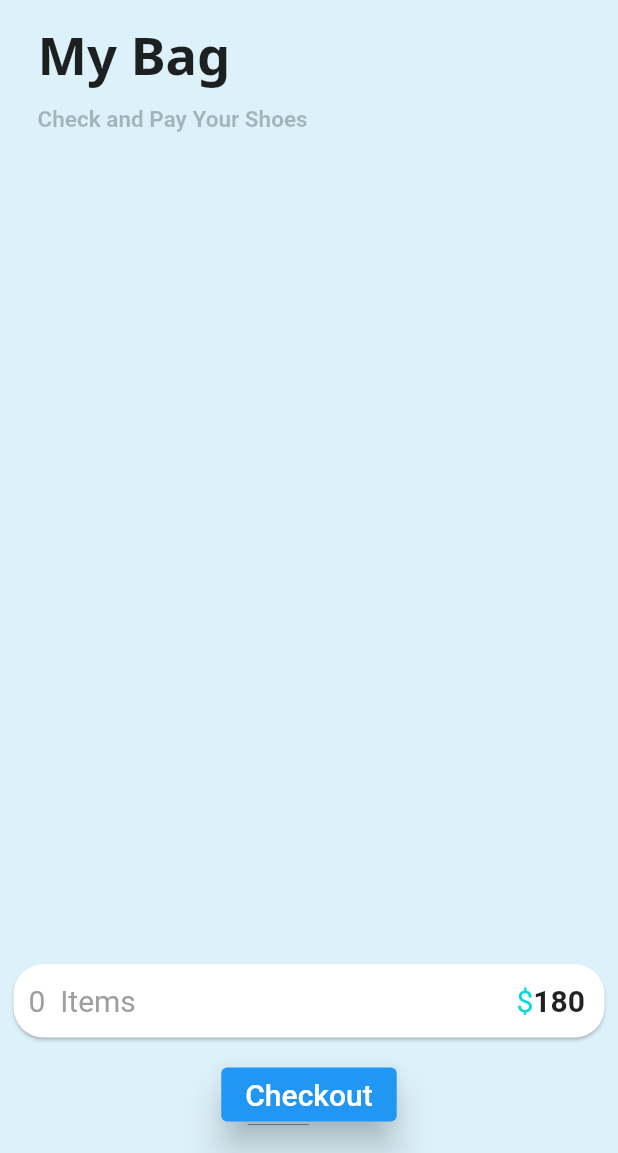
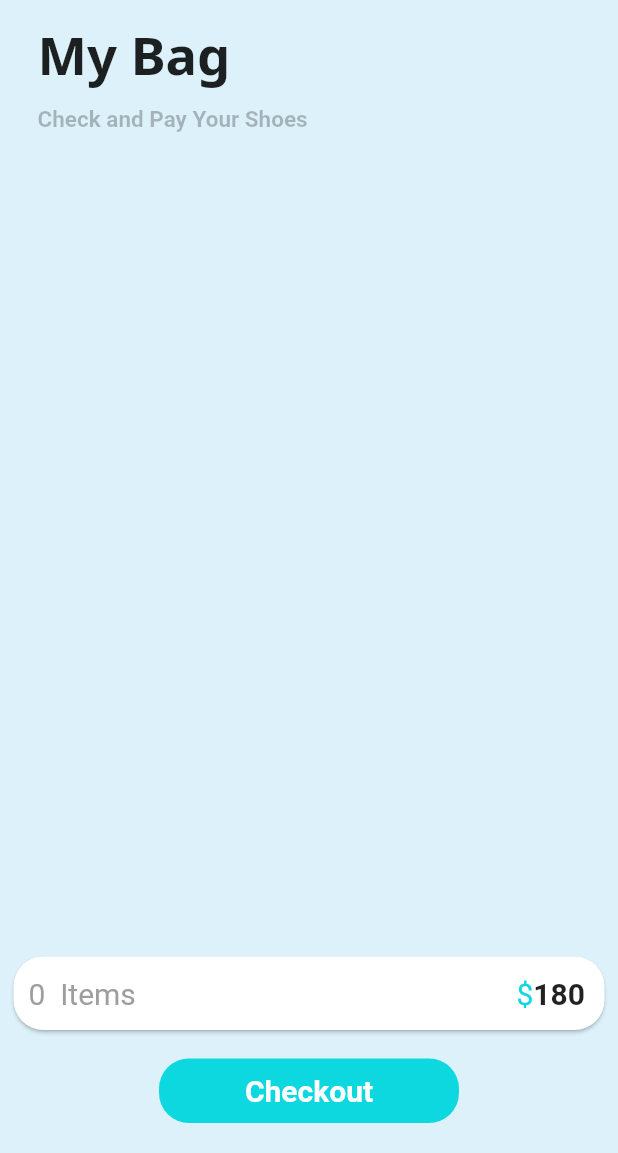
Before and after one commit to LilaKishan/Flutter_UI, a Flutter app: the CartPage screen opened directly, on a phone screen of 412 x 824 dp, the part 83-1236 px from its top. Run offline on Flutter 3.47's test engine with Material 2 defaults, Android fonts, the phone set to English and light mode, and no system bars; network calls fail.

Commit message:
last commit
Co-authored-by: LilaKishan <kishanlila888@gmail.com>

```diff
--- a/lib/cart_page.dart
+++ b/lib/cart_page.dart
@@ -162,15 +162,24 @@ class _CartPageState extends State<CartPage> {
                       )),
                   Container(
                     margin: EdgeInsets.fromLTRB(0, 10, 0, 10),
-                    child: ElevatedButton(
-                      style:
-                          ButtonStyle(elevation: MaterialStateProperty.all(10)),
-                      onPressed: () {},
-                      child: Text('Checkout',
+                    child: InkWell(
+                      child: Container(
+                        alignment: Alignment.center,
+                        padding: EdgeInsets.all(10),
+                        width: 200,
+                        decoration: BoxDecoration(
+                          borderRadius: BorderRadius.circular(20),
+                          color: Color.fromARGB(255, 13, 216, 223),
+                        ),
+                        margin: EdgeInsets.fromLTRB(20, 5, 20, 5),
+                        child: Text(
+                          'Checkout',
                           style: TextStyle(
-                            fontSize: 20,
-                            //fontFamily: 'NotoSans',
-                          )),
+                              fontSize: 20,
+                              fontWeight: FontWeight.w600,
+                              color: Colors.white),
+                        ),
+                      ),
                     ),
                   ),
                 ],
@@ -336,10 +345,11 @@ class _CartPageState extends State<CartPage> {
                             child: Container(
                               //width: 20,
 
-                              margin: EdgeInsets.only(right: 10),
+                              //margin: EdgeInsets.fromLTRB(3, 2, 2, 10),
                               child: Image.asset(
                                 fit: BoxFit.fill,
-                                height: 60,
+                                height: 100,
+                                width: 120,
                                 alignment: AlignmentDirectional.topStart,
                                 imagepath[index],
                               ),
--- a/lib/main.dart
+++ b/lib/main.dart
@@ -1,5 +1,6 @@
 import 'package:flutter/material.dart';
 import 'package:shoping/bottomnavigationbar.dart';
+import 'package:shoping/splash_screen.dart';
 
 void main() {
   runApp(const MyApp());
@@ -26,7 +27,7 @@ class MyApp extends StatelessWidget {
         // is not restarted.
         primarySwatch: Colors.blue,
       ),
-      home: BottomNavigationBarPage(),
+      home: SplashScreen(),
     );
   }
 }
--- a/pubspec.yaml
+++ b/pubspec.yaml
@@ -61,12 +61,12 @@ flutter:
 
   # To add assets to your application, add an assets section, like this:
   assets:
-    - assets/images/gs2.jpg
     - assets/images/1.png
     - assets/images/2.png
     - assets/images/3.png
     - assets/images/4.png
     - assets/images/menu.png
+    - assets/images/ss.gif
 
     # - images/getstarted.jpg
 
```
Also changed, not shown: lib/description_page.dart (+12 -9 lines), lib/first_page.dart (+9 -4 lines), lib/splash_screen.dart (added, +58 -0 lines), assets/images/ss.gif (added).
